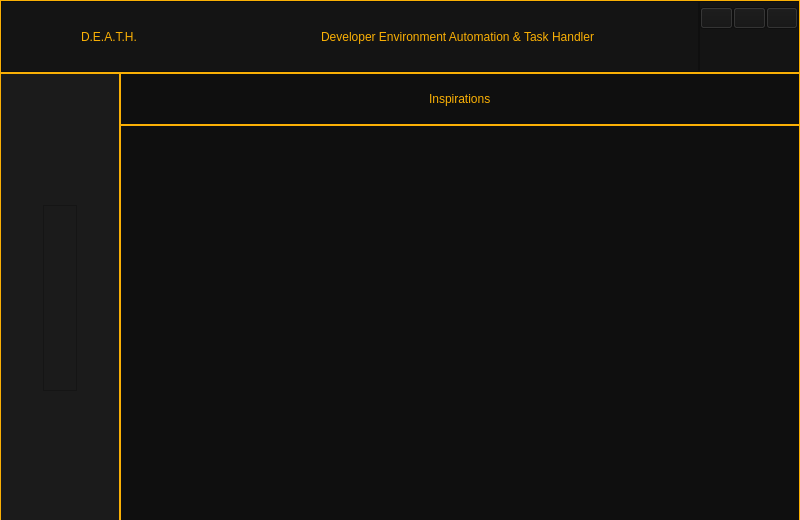
Above: Gui/Main_Gui.ui from ThatNerd404/D.E.A.T.H before the change. Below: the same form after it.
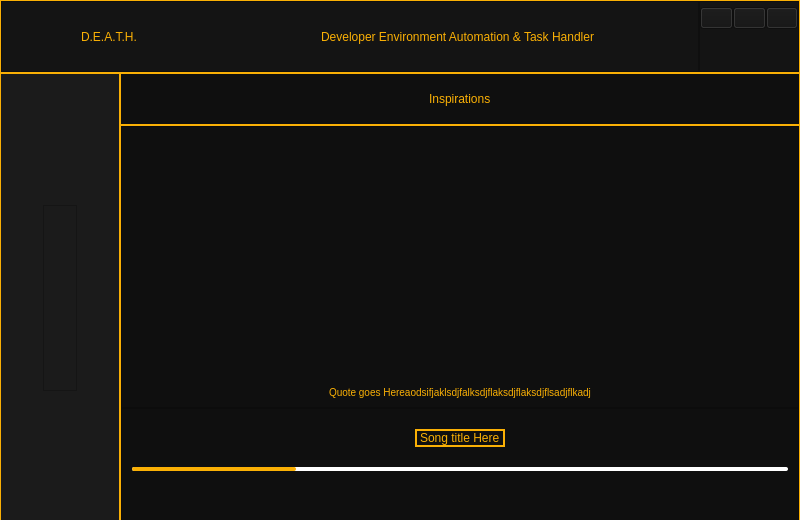
That is the form after the change. Icons and pictures are not drawn.

Commit message: adding quotes and progress bar

What changed in the file:
```diff
--- a/Gui/Main_Gui.ui
+++ b/Gui/Main_Gui.ui
@@ -1679,7 +1679,11 @@
              <property name="styleSheet">
               <string notr="true">#Inspirations_Content{border-color:rgb(250,176,5);
 border-width:1px;
-border-style:solid;}</string>
+border-style:solid;
+}
+QLabel{
+font: 14pt &quot;Palatino Linotype&quot;;
+color:rgb(250,176,5);}</string>
              </property>
              <property name="frameShape">
               <enum>QFrame::StyledPanel</enum>
@@ -1687,6 +1691,178 @@
              <property name="frameShadow">
               <enum>QFrame::Raised</enum>
              </property>
+             <layout class="QVBoxLayout" name="verticalLayout_17">
+              <property name="spacing">
+               <number>0</number>
+              </property>
+              <property name="leftMargin">
+               <number>0</number>
+              </property>
+              <property name="topMargin">
+               <number>0</number>
+              </property>
+              <property name="rightMargin">
+               <number>0</number>
+              </property>
+              <property name="bottomMargin">
+               <number>0</number>
+              </property>
+              <item>
+               <widget class="QFrame" name="Quote_and_cover_pic">
+                <property name="frameShape">
+                 <enum>QFrame::StyledPanel</enum>
+                </property>
+                <property name="frameShadow">
+                 <enum>QFrame::Raised</enum>
+                </property>
+                <layout class="QVBoxLayout" name="verticalLayout_19">
+                 <property name="spacing">
+                  <number>0</number>
+                 </property>
+                 <property name="leftMargin">
+                  <number>0</number>
+                 </property>
+                 <property name="topMargin">
+                  <number>0</number>
+                 </property>
+                 <property name="rightMargin">
+                  <number>0</number>
+                 </property>
+                 <property name="bottomMargin">
+                  <number>0</number>
+                 </property>
+                 <item>
+                  <widget class="QLabel" name="label">
+                   <property name="minimumSize">
+                    <size>
+                     <width>0</width>
+                     <height>250</height>
+                    </size>
+                   </property>
+                   <property name="text">
+                    <string/>
+                   </property>
+                  </widget>
+                 </item>
+                 <item alignment="Qt::AlignHCenter|Qt::AlignVCenter">
+                  <widget class="QLabel" name="Quote_and_Author_Label">
+                   <property name="minimumSize">
+                    <size>
+                     <width>0</width>
+                     <height>30</height>
+                    </size>
+                   </property>
+                   <property name="styleSheet">
+                    <string notr="true">font: 10px;
+</string>
+                   </property>
+                   <property name="text">
+                    <string>Quote goes Hereaodsifjaklsdjfalksdjflaksdjflaksdjflsadjflkadj</string>
+                   </property>
+                   <property name="wordWrap">
+                    <bool>false</bool>
+                   </property>
+                  </widget>
+                 </item>
+                </layout>
+               </widget>
+              </item>
+              <item>
+               <widget class="QFrame" name="Song_Bar_and_Song_Title">
+                <property name="maximumSize">
+                 <size>
+                  <width>16777215</width>
+                  <height>198</height>
+                 </size>
+                </property>
+                <property name="frameShape">
+                 <enum>QFrame::StyledPanel</enum>
+                </property>
+                <property name="frameShadow">
+                 <enum>QFrame::Raised</enum>
+                </property>
+                <layout class="QVBoxLayout" name="verticalLayout_18">
+                 <property name="spacing">
+                  <number>0</number>
+                 </property>
+                 <property name="leftMargin">
+                  <number>0</number>
+                 </property>
+                 <property name="topMargin">
+                  <number>0</number>
+                 </property>
+                 <property name="rightMargin">
+                  <number>0</number>
+                 </property>
+                 <property name="bottomMargin">
+                  <number>50</number>
+                 </property>
+                 <item alignment="Qt::AlignHCenter|Qt::AlignVCenter">
+                  <widget class="QLabel" name="Song_Title_Label">
+                   <property name="styleSheet">
+                    <string notr="true">border-width: 2px;
+border-style: solid;
+border-color:rgb(250,176,5)</string>
+                   </property>
+                   <property name="text">
+                    <string>Song title Here</string>
+                   </property>
+                  </widget>
+                 </item>
+                 <item>
+                  <widget class="QProgressBar" name="Song_Progress_Bar">
+                   <property name="minimumSize">
+                    <size>
+                     <width>0</width>
+                     <height>4</height>
+                    </size>
+                   </property>
+                   <property name="maximumSize">
+                    <size>
+                     <width>16777215</width>
+                     <height>4</height>
+                    </size>
+                   </property>
+                   <property name="layoutDirection">
+                    <enum>Qt::LeftToRight</enum>
+                   </property>
+                   <property name="styleSheet">
+                    <string notr="true">#Song_Progress_Bar{
+border-radius:2px;
+background-color:white;
+margin-left:10px;
+margin-right:10px;
+
+}
+#Song_Progress_Bar::chunk{
+border-radius:2px;
+background-color:rgb(250,176,5);
+}</string>
+                   </property>
+                   <property name="value">
+                    <number>25</number>
+                   </property>
+                   <property name="alignment">
+                    <set>Qt::AlignRight|Qt::AlignTrailing|Qt::AlignVCenter</set>
+                   </property>
+                   <property name="orientation">
+                    <enum>Qt::Horizontal</enum>
+                   </property>
+                   <property name="invertedAppearance">
+                    <bool>false</bool>
+                   </property>
+                   <property name="textDirection">
+                    <enum>QProgressBar::TopToBottom</enum>
+                   </property>
+                   <property name="format">
+                    <string/>
+                   </property>
+                  </widget>
+                 </item>
+                </layout>
+               </widget>
+              </item>
+             </layout>
             </widget>
            </item>
           </layout>
```
The commit also changes 3 other files.
